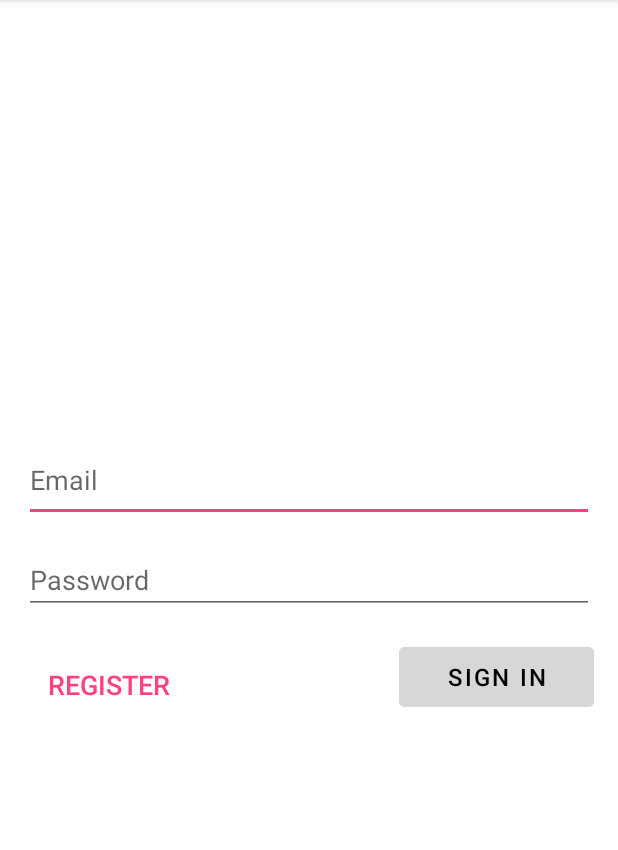
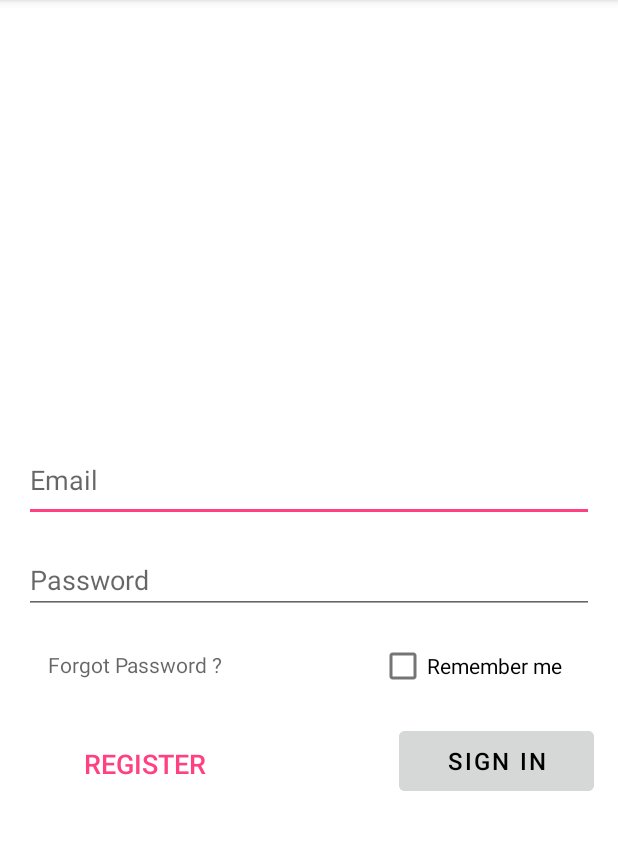
Before and after one commit to bjoshi99/Team-6-TCSS-450, an Android app: the screen it shows after launch (AuthActivity), on a phone screen of 412 x 824 dp, the part 84-934 px from its top. Run offline under Robolectric (Android 15) with nearby library versions, the phone set to English and light mode, and no system bars; our stand-ins replace Volley.

Commit message:
updated home fragment.

```diff
--- a/app/src/main/java/edu/uw/team6tcss450/SplashActivity.java
+++ b/app/src/main/java/edu/uw/team6tcss450/SplashActivity.java
@@ -12,7 +12,7 @@ import android.widget.ImageView;
 public class SplashActivity extends Activity {
 
     /** Duration of wait **/
-    private final int SPLASH_DISPLAY_LENGTH = 5000;
+    private final int SPLASH_DISPLAY_LENGTH = 2000;
 
     /** Called when the activity is first created. */
     @Override
--- a/app/src/main/res/layout/fragment_sign_in.xml
+++ b/app/src/main/res/layout/fragment_sign_in.xml
@@ -44,7 +44,7 @@
         android:layout_width="130dp"
         android:layout_height="52dp"
         android:layout_marginStart="16dp"
-        android:layout_marginTop="16dp"
+        android:layout_marginTop="72dp"
         android:layout_marginEnd="16dp"
         android:backgroundTint="?attr/colorButtonNormal"
         android:hint="@string/button_signin_signin"
@@ -60,17 +60,45 @@
         style="@style/Widget.AppCompat.Button.Borderless"
         android:layout_width="114dp"
         android:layout_height="47dp"
-        android:layout_marginStart="16dp"
-        android:layout_marginTop="20dp"
-        android:layout_marginEnd="154dp"
-        android:layout_marginBottom="261dp"
+        android:layout_marginStart="40dp"
+        android:layout_marginTop="76dp"
+        android:layout_marginEnd="112dp"
         android:hint="@string/button_signin_register"
         android:textColorHint="@color/pink_200"
         android:textSize="18sp"
-        app:layout_constraintBottom_toBottomOf="parent"
         app:layout_constraintEnd_toStartOf="@+id/button_signin"
         app:layout_constraintHorizontal_bias="0.0"
         app:layout_constraintStart_toStartOf="parent"
+        app:layout_constraintTop_toBottomOf="@+id/edit_password" />
+
+    <CheckBox
+        android:id="@+id/checkbox_remember_login"
+        android:layout_width="143dp"
+        android:layout_height="33dp"
+        android:layout_marginStart="272dp"
+        android:layout_marginTop="14dp"
+        android:layout_marginEnd="16dp"
+        android:layout_marginBottom="18dp"
+        android:text="Remember me"
+        app:layout_constraintBottom_toTopOf="@+id/button_signin"
+        app:layout_constraintEnd_toEndOf="parent"
+        app:layout_constraintHorizontal_bias="1.0"
+        app:layout_constraintStart_toStartOf="parent"
         app:layout_constraintTop_toBottomOf="@+id/edit_password"
-        app:layout_constraintVertical_bias="0.111" />
+        app:layout_constraintVertical_bias="0.571" />
+
+    <TextView
+        android:id="@+id/text_forgot_login"
+        android:layout_width="129dp"
+        android:layout_height="27dp"
+        android:layout_marginStart="25dp"
+        android:layout_marginTop="24dp"
+        android:layout_marginEnd="99dp"
+        android:hint="@string/text_login_forgot"
+        android:textAlignment="center"
+        app:layout_constraintEnd_toStartOf="@+id/checkbox_remember_login"
+        app:layout_constraintHorizontal_bias="0.0"
+        app:layout_constraintStart_toStartOf="parent"
+        app:layout_constraintTop_toBottomOf="@+id/edit_password" />
+
 </androidx.constraintlayout.widget.ConstraintLayout>
--- a/app/src/main/res/values/strings.xml
+++ b/app/src/main/res/values/strings.xml
@@ -28,4 +28,7 @@
     <string name="edit_contact_status">I am feeling good today !</string>
     <string name="edit_contact_send_msg">Send Message</string>
 
+    <string name="button_setting_signout">Sign Out</string>
+    <string name="checkbox_login_remember">Remember me</string>
+    <string name="text_login_forgot">Forgot Password ?</string>
 </resources>
```
Also changed, not shown: app/src/main/java/edu/uw/team6tcss450/MainActivity.java (+6 -1 lines), app/src/main/java/edu/uw/team6tcss450/ui/home/HomeFragment.java (+37 -1 lines), app/src/main/java/edu/uw/team6tcss450/ui/home/HomeModel.java (added, +32 -0 lines), app/src/main/java/edu/uw/team6tcss450/ui/home/HomeRecyclerViewAdapter.java (added, +67 -0 lines), app/src/main/java/edu/uw/team6tcss450/ui/home/SettingFragment.java (added, +24 -0 lines), app/src/main/res/layout/fragment_home.xml (+21 -7 lines), app/src/main/res/layout/fragment_notification_card.xml (added, +73 -0 lines), app/src/main/res/layout/fragment_setting.xml (added, +27 -0 lines), app/src/main/res/navigation/main_graph.xml (+25 -4 lines).
